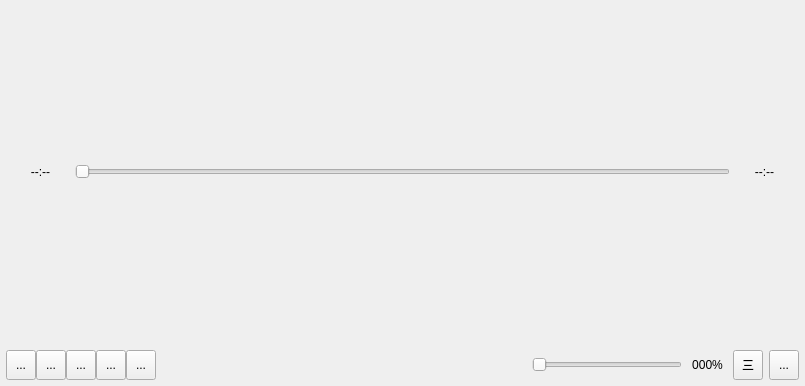
Above: src/gui/widgets/playercontrols.ui from ripose-jp/Memento before the change. Below: the same form after it.
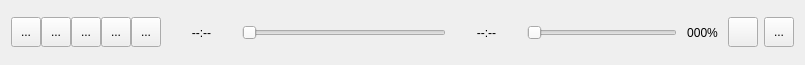
That is the form after the change. Icons and pictures are not drawn.

Commit message: playercontrols: refreshes ui a little bit, updates example image

Diff of the .ui file:
```diff
--- a/src/gui/widgets/playercontrols.ui
+++ b/src/gui/widgets/playercontrols.ui
@@ -7,7 +7,7 @@
     <x>0</x>
     <y>0</y>
     <width>805</width>
-    <height>386</height>
+    <height>65</height>
    </rect>
   </property>
   <property name="mouseTracking">
@@ -19,100 +19,7 @@
   <property name="autoFillBackground">
    <bool>true</bool>
   </property>
-  <layout class="QVBoxLayout" name="verticalLayout">
-   <property name="spacing">
-    <number>0</number>
-   </property>
-   <property name="leftMargin">
-    <number>0</number>
-   </property>
-   <property name="topMargin">
-    <number>0</number>
-   </property>
-   <property name="rightMargin">
-    <number>0</number>
-   </property>
-   <property name="bottomMargin">
-    <number>0</number>
-   </property>
-   <item>
-    <layout class="QHBoxLayout" name="layoutTop">
-     <property name="leftMargin">
-      <number>6</number>
-     </property>
-     <property name="topMargin">
-      <number>6</number>
-     </property>
-     <property name="rightMargin">
-      <number>6</number>
-     </property>
-     <property name="bottomMargin">
-      <number>6</number>
-     </property>
-     <item>
-      <widget class="QLabel" name="labelCurrent">
-       <property name="enabled">
-        <bool>true</bool>
-       </property>
-       <property name="minimumSize">
-        <size>
-         <width>69</width>
-         <height>0</height>
-        </size>
-       </property>
-       <property name="text">
-        <string>--:--</string>
-       </property>
-       <property name="alignment">
-        <set>Qt::AlignCenter</set>
-       </property>
-      </widget>
-     </item>
-     <item>
-      <widget class="QSlider" name="sliderProgress">
-       <property name="focusPolicy">
-        <enum>Qt::NoFocus</enum>
-       </property>
-       <property name="orientation">
-        <enum>Qt::Horizontal</enum>
-       </property>
-      </widget>
-     </item>
-     <item>
-      <widget class="QLabel" name="labelTotal">
-       <property name="minimumSize">
-        <size>
-         <width>69</width>
-         <height>0</height>
-        </size>
-       </property>
-       <property name="text">
-        <string>--:--</string>
-       </property>
-       <property name="alignment">
-        <set>Qt::AlignCenter</set>
-       </property>
-      </widget>
-     </item>
-    </layout>
-   </item>
-   <item>
-    <layout class="QHBoxLayout" name="layoutBottom" stretch="0,0,0,0,0,0">
-     <property name="spacing">
-      <number>6</number>
-     </property>
-     <property name="leftMargin">
-      <number>6</number>
-     </property>
-     <property name="topMargin">
-      <number>6</number>
-     </property>
-     <property name="rightMargin">
-      <number>6</number>
-     </property>
-     <property name="bottomMargin">
-      <number>6</number>
-     </property>
+  <layout class="QHBoxLayout" name="horizontalLayout">
      <item>
       <layout class="QHBoxLayout" name="layoutButtons">
        <property name="spacing">
@@ -236,17 +143,49 @@
       </layout>
      </item>
      <item>
-      <spacer name="horizontalSpacer">
+    <widget class="QLabel" name="labelCurrent">
+     <property name="enabled">
+      <bool>true</bool>
+     </property>
+     <property name="minimumSize">
+      <size>
+       <width>69</width>
+       <height>0</height>
+      </size>
+     </property>
+     <property name="text">
+      <string>--:--</string>
+     </property>
+     <property name="alignment">
+      <set>Qt::AlignCenter</set>
+     </property>
+    </widget>
+   </item>
+   <item>
+    <widget class="QSlider" name="sliderProgress">
+     <property name="focusPolicy">
+      <enum>Qt::NoFocus</enum>
+     </property>
        <property name="orientation">
         <enum>Qt::Horizontal</enum>
        </property>
-       <property name="sizeHint" stdset="0">
+    </widget>
+   </item>
+   <item>
+    <widget class="QLabel" name="labelTotal">
+     <property name="minimumSize">
         <size>
-         <width>40</width>
-         <height>20</height>
-        </size>
-       </property>
-      </spacer>
+       <width>69</width>
+       <height>0</height>
+      </size>
+     </property>
+     <property name="text">
+      <string>--:--</string>
+     </property>
+     <property name="alignment">
+      <set>Qt::AlignCenter</set>
+     </property>
+    </widget>
      </item>
      <item>
       <widget class="QSlider" name="sliderVolume">
@@ -303,9 +242,6 @@
        <property name="toolTip">
         <string>Toggle subtitle list visibility</string>
        </property>
-       <property name="text">
-        <string>三</string>
-       </property>
       </widget>
      </item>
      <item>
@@ -330,8 +266,6 @@
          <normaloff>.</normaloff>.</iconset>
        </property>
       </widget>
-     </item>
-    </layout>
    </item>
   </layout>
  </widget>
```
Lines whose indentation alone changed are shown as unchanged. The commit also changes 2 other files.
